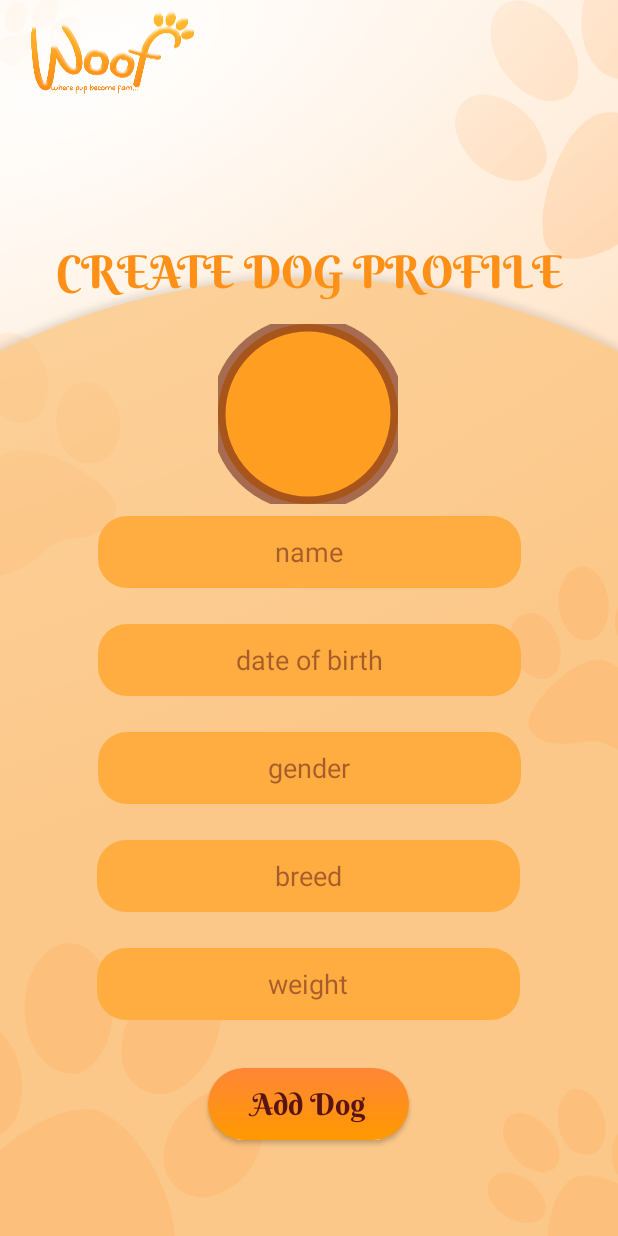
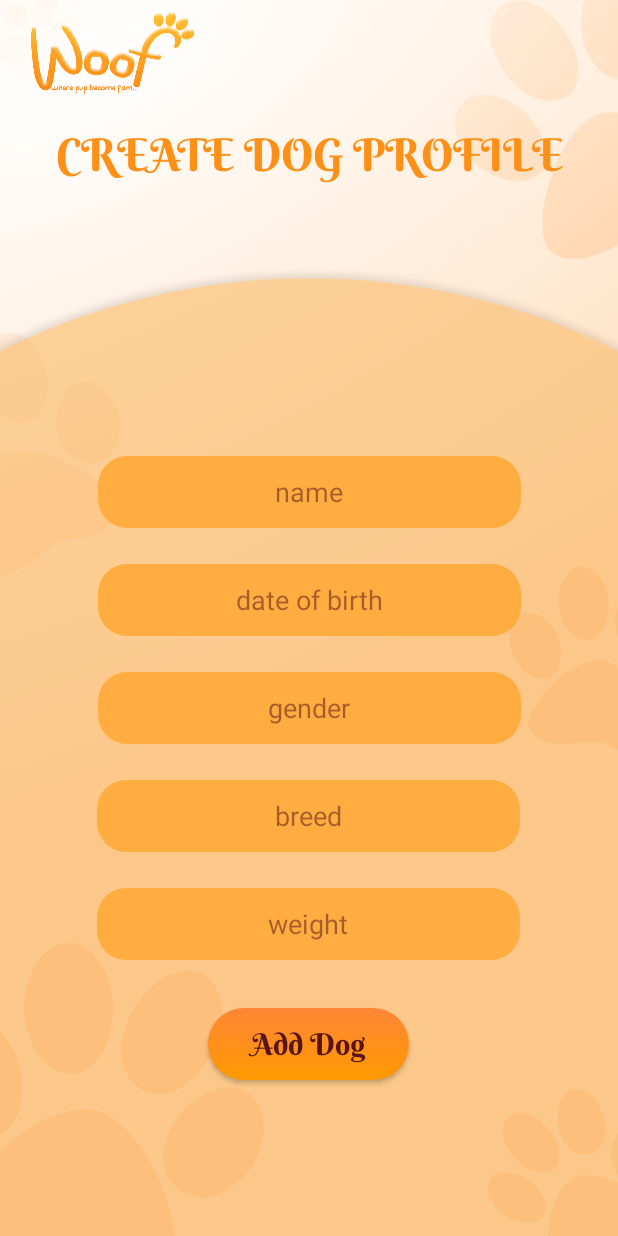
Before and after one commit to MIHIRANGA99/MAD-Project, an Android app: the AddDog screen opened directly, with no data from a screen before it, on a phone screen of 412 x 824 dp. Run offline under Robolectric (Android 15) with nearby library versions, the phone set to English and light mode, and no system bars; our stand-ins replace Firebase (no records; nobody signed in at launch, a user with empty details on screens opened directly).

Commit message:
health tab & some upload errors solved

```diff
--- a/app/src/main/AndroidManifest.xml
+++ b/app/src/main/AndroidManifest.xml
@@ -3,6 +3,7 @@
     package="com.example.woofnew">
 
     <uses-permission android:name="android.permission.INTERNET" />
+    <uses-permission android:name="android.permission.READ_EXTERNAL_STORAGE"/>
 
     <application
         android:allowBackup="true"
@@ -13,9 +14,6 @@
         android:theme="@style/Theme.WoofNew">
         <activity
             android:name=".UpdateDog"
-            android:exported="true" />
-        <activity
-            android:name=".LoginScreen_Part2"
             android:exported="true" />
         <activity
             android:name=".DogsDetailsPageOne"
--- a/app/src/main/res/layout/activity_add_dog.xml
+++ b/app/src/main/res/layout/activity_add_dog.xml
@@ -7,32 +7,18 @@
     android:background="@drawable/profilebackground"
     tools:context=".AddDog">
 
-    <com.google.android.material.imageview.ShapeableImageView
-        android:id="@+id/profilePic_img"
-        android:layout_width="120dp"
-        android:layout_height="120dp"
-        android:layout_marginBottom="8dp"
-        android:background="#FF9E21"
-        app:shapeAppearanceOverlay="@style/Circular"
-        app:layout_constraintBottom_toTopOf="@+id/et_DOGNAME"
-        app:layout_constraintEnd_toEndOf="parent"
-        app:strokeWidth="10dp"
-        app:strokeColor="@color/maroonHint"
-        app:layout_constraintHorizontal_bias="0.498"
-        app:layout_constraintStart_toStartOf="parent" />
-
     <TextView
         android:id="@+id/loginView"
         android:layout_width="wrap_content"
         android:layout_height="wrap_content"
-        android:layout_marginBottom="16dp"
+        android:layout_marginTop="84dp"
         android:fontFamily="@font/berkshire_swash"
         android:text="@string/create_dog_profile"
         android:textColor="#FF9017"
         android:textSize="30sp"
-        app:layout_constraintBottom_toTopOf="@+id/profilePic_img"
         app:layout_constraintEnd_toEndOf="parent"
-        app:layout_constraintStart_toStartOf="parent" />
+        app:layout_constraintStart_toStartOf="parent"
+        app:layout_constraintTop_toTopOf="parent" />
 
     <EditText
         android:id="@+id/et_DOGNAME"
@@ -128,7 +114,7 @@
         android:id="@+id/bttn_addDog"
         android:layout_width="134dp"
         android:layout_height="48dp"
-        android:layout_marginBottom="64dp"
+        android:layout_marginBottom="104dp"
         android:background="@drawable/bttn_style_welcome"
         android:elevation="4dp"
         android:fontFamily="@font/berkshire_swash"
--- a/app/src/main/res/layout/activity_update_dog.xml
+++ b/app/src/main/res/layout/activity_update_dog.xml
@@ -23,7 +23,7 @@
             android:layout_gravity="center_horizontal"/>
 
         <Button
-            android:id="@+id/updateImageBttn"
+            android:id="@+id/uploadImageBttn"
             android:layout_width="match_parent"
             android:layout_height="40dp"
             android:textColor="@color/maroon"
--- a/app/src/main/res/menu/item_menu.xml
+++ b/app/src/main/res/menu/item_menu.xml
@@ -1,5 +1,9 @@
 <?xml version="1.0" encoding="utf-8"?>
 <menu xmlns:android="http://schemas.android.com/apk/res/android">
+
+    <item android:id="@+id/nav_health"
+        android:title="@string/health"
+        android:icon="@drawable/ic_health"/>
 
     <item android:id="@+id/nav_home"
         android:title="@string/profile_menu"
--- a/app/src/main/res/values/strings.xml
+++ b/app/src/main/res/values/strings.xml
@@ -24,5 +24,6 @@
     <string name="profile_menu">Profile</string>
     <string name="book_menu">Book</string>
     <string name="next_step">Next step</string>
+    <string name="health">Health</string>
 
 </resources>
```
Also changed, not shown: app/src/main/java/com/example/woofnew/AddDog.java (+0 -72 lines), app/src/main/java/com/example/woofnew/DogProfile.java (+10 -11 lines), app/src/main/java/com/example/woofnew/DogRVModel.java (+9 -7 lines), app/src/main/java/com/example/woofnew/Navigation.java (+6 -1 lines), app/src/main/java/com/example/woofnew/UpdateDog.java (+121 -2 lines), app/src/main/res/drawable/ic_health.xml (added, +10 -0 lines).
